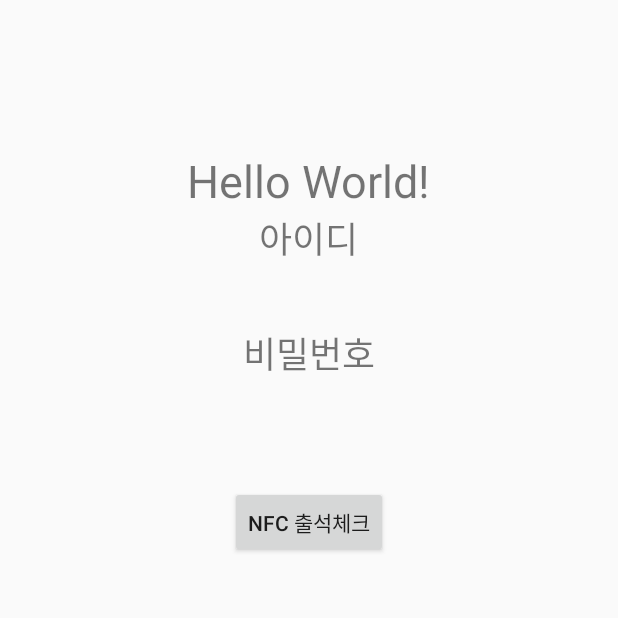
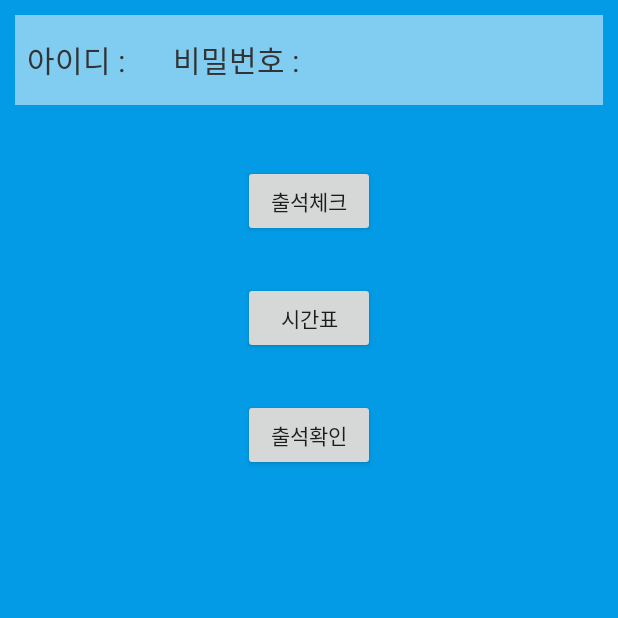
Before and after one commit to nuyadkrap/NFC-Attendance-App, an Android app: the MainActivity screen opened directly, with no data from a screen before it, on a phone screen of 412 x 824 dp, the top half of it. Run offline under Robolectric (Android 15) with nearby library versions, the phone set to English and light mode, and no system bars; network calls fail.

Commit message:
main page button

```diff
--- a/app/src/main/AndroidManifest.xml
+++ b/app/src/main/AndroidManifest.xml
@@ -11,6 +11,8 @@
         android:theme="@style/AppTheme.NoActionBar"
         android:usesCleartextTraffic="true">
         <activity android:name=".AttendActivity"></activity>
+        <activity android:name=".AttendanceActivity"></activity>
+        <activity android:name=".TimetableActivity"></activity>
         <activity android:name=".LoginActivity">
             <intent-filter>
                 <action android:name="android.intent.action.MAIN" />
--- a/app/src/main/java/com/example/san/MainActivity.java
+++ b/app/src/main/java/com/example/san/MainActivity.java
@@ -13,8 +13,7 @@ public class MainActivity extends AppCompatActivity {
 
     private TextView tv_id, tv_pass;
 
-    Button btn_attend;
-
+    Button btn_attend, btn_attendance, btn_time;
 
     @Override
     protected void onCreate(Bundle savedInstanceState) {
@@ -40,6 +39,24 @@ public class MainActivity extends AppCompatActivity {
             }
         });
 
+        btn_time = findViewById (R.id.btn_time);
+        btn_time.setOnClickListener (new View.OnClickListener ( ) {
+            @Override
+            public void onClick(View v) {
+                Intent intent2 = new Intent (MainActivity.this, TimetableActivity.class);
+                startActivity (intent2);
+            }
+        });
+
+        btn_attendance = findViewById (R.id.btn_attendance);
+        btn_attendance.setOnClickListener (new View.OnClickListener ( ) {
+            @Override
+            public void onClick(View v) {
+                Intent intent3 = new Intent (MainActivity.this, AttendanceActivity.class);
+                startActivity (intent3);
+            }
+        });
+
     }
 
     // 두번 뒤로가기 누르면 종료되도록 함
--- a/app/src/main/res/layout/activity_main.xml
+++ b/app/src/main/res/layout/activity_main.xml
@@ -4,25 +4,15 @@
     xmlns:tools="http://schemas.android.com/tools"
     android:layout_width="match_parent"
     android:layout_height="match_parent"
+    android:padding="10dp"
+    android:background="@color/colorPrimary"
     tools:context=".MainActivity">
 
-    <LinearLayout
-        android:layout_width="match_parent"
-        android:layout_height="match_parent"
-        android:orientation="vertical">
-
-    <TextView
-        android:id="@+id/textView5"
-        android:layout_width="wrap_content"
-        android:layout_height="wrap_content"
-        android:layout_marginTop="100dp"
-        android:text="Hello World!"
-        android:textSize="30sp"
-        android:layout_gravity="center"
-        app:layout_constraintLeft_toLeftOf="parent"
-        app:layout_constraintRight_toRightOf="parent"
-        app:layout_constraintTop_toTopOf="parent" />
-
+<LinearLayout
+    android:layout_width="match_parent"
+    android:layout_height="60dp"
+    android:orientation="horizontal"
+    android:background="#80FFFFFF">
     <TextView
         android:id="@+id/textView"
         android:layout_width="wrap_content"
@@ -31,12 +21,12 @@
         android:layout_marginLeft="8dp"
         android:layout_marginEnd="8dp"
         android:layout_marginRight="8dp"
-        android:text="아이디"
-        android:textSize="24sp"
+        android:text="아이디 :"
+        android:textSize="20sp"
         android:layout_gravity="center"
+        android:textColor="#333333"
         app:layout_constraintEnd_toEndOf="parent"
-        app:layout_constraintStart_toStartOf="parent"
-        app:layout_constraintTop_toBottomOf="@+id/textView5" />
+        app:layout_constraintStart_toStartOf="parent"/>
 
     <TextView
         android:id="@+id/tv_id"
@@ -47,8 +37,9 @@
         android:layout_marginEnd="8dp"
         android:layout_marginRight="8dp"
         android:text="TextView"
-        android:textSize="30sp"
+        android:textSize="20sp"
         android:layout_gravity="center"
+        android:textColor="#333333"
         app:layout_constraintEnd_toEndOf="parent"
         app:layout_constraintStart_toStartOf="parent"
         app:layout_constraintTop_toBottomOf="@+id/textView" />
@@ -61,9 +52,10 @@
         android:layout_marginLeft="8dp"
         android:layout_marginEnd="8dp"
         android:layout_marginRight="8dp"
-        android:text="비밀번호"
-        android:textSize="24sp"
+        android:text="비밀번호 :"
+        android:textSize="20sp"
         android:layout_gravity="center"
+        android:textColor="#333333"
         app:layout_constraintEnd_toEndOf="parent"
         app:layout_constraintStart_toStartOf="parent"
         app:layout_constraintTop_toBottomOf="@+id/tv_id" />
@@ -77,21 +69,49 @@
         android:layout_marginEnd="8dp"
         android:layout_marginRight="8dp"
         android:text="TextView"
-        android:textSize="30sp"
+        android:textSize="20sp"
         android:layout_gravity="center"
+        android:textColor="#333333"
         app:layout_constraintEnd_toEndOf="parent"
         app:layout_constraintStart_toStartOf="parent"
         app:layout_constraintTop_toBottomOf="@+id/textView3" />
+
+</LinearLayout>
+
+    <LinearLayout
+        android:layout_width="match_parent"
+        android:layout_height="match_parent"
+        android:orientation="vertical">
+
 
         <Button
             android:id="@+id/btn_attend"
             android:layout_width="wrap_content"
             android:layout_height="wrap_content"
-            android:text="NFC 출석체크"
+            android:text="출석체크"
+            android:layout_gravity="center"
+            android:layout_marginTop="100dp"
+            tools:layout_editor_absoluteX="80dp"
+            tools:layout_editor_absoluteY="445dp" />
+
+        <Button
+            android:id="@+id/btn_time"
+            android:layout_width="wrap_content"
+            android:layout_height="wrap_content"
+            android:text="시간표"
             android:layout_gravity="center"
             android:layout_marginTop="30dp"
             tools:layout_editor_absoluteX="80dp"
             tools:layout_editor_absoluteY="445dp" />
 
+        <Button
+            android:id="@+id/btn_attendance"
+            android:layout_width="wrap_content"
+            android:layout_height="wrap_content"
+            android:text="출석확인"
+            android:layout_gravity="center"
+            android:layout_marginTop="30dp"
+            tools:layout_editor_absoluteX="80dp"
+            tools:layout_editor_absoluteY="445dp" />
     </LinearLayout>
 </androidx.constraintlayout.widget.ConstraintLayout>
```
Also changed, not shown: app/src/main/java/com/example/san/AttendanceActivity.java (added, +14 -0 lines), app/src/main/java/com/example/san/TimetableActivity.java (added, +14 -0 lines), app/src/main/res/layout/activity_attendance.xml (added, +26 -0 lines), app/src/main/res/layout/activity_time.xml (added, +26 -0 lines).
